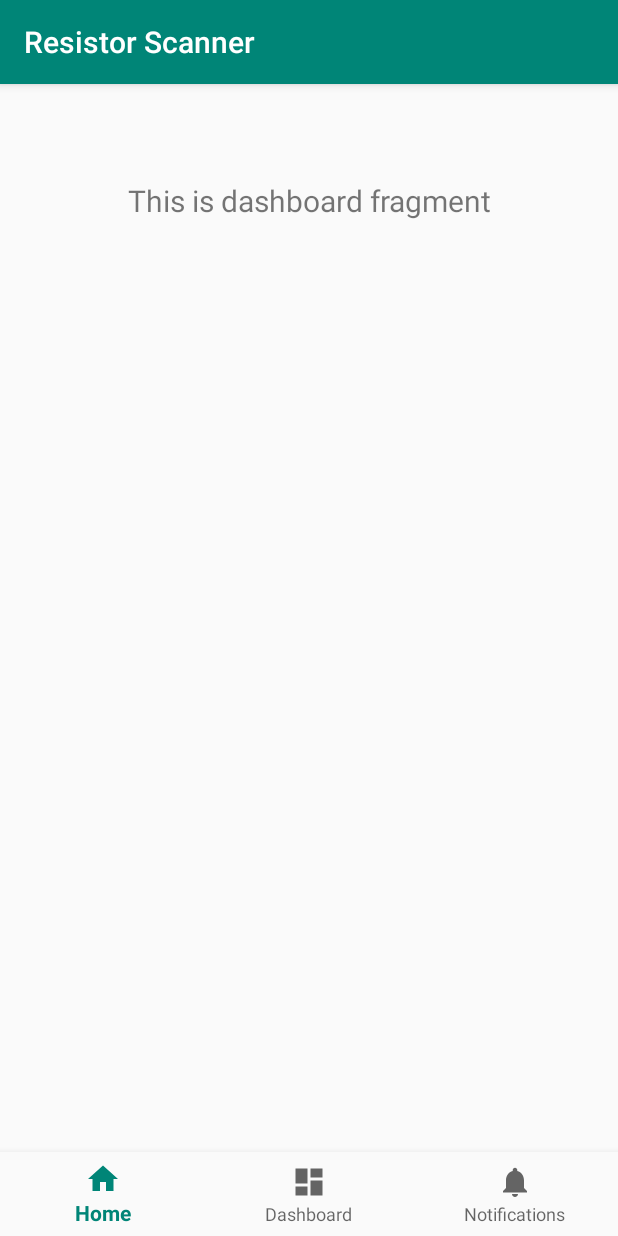
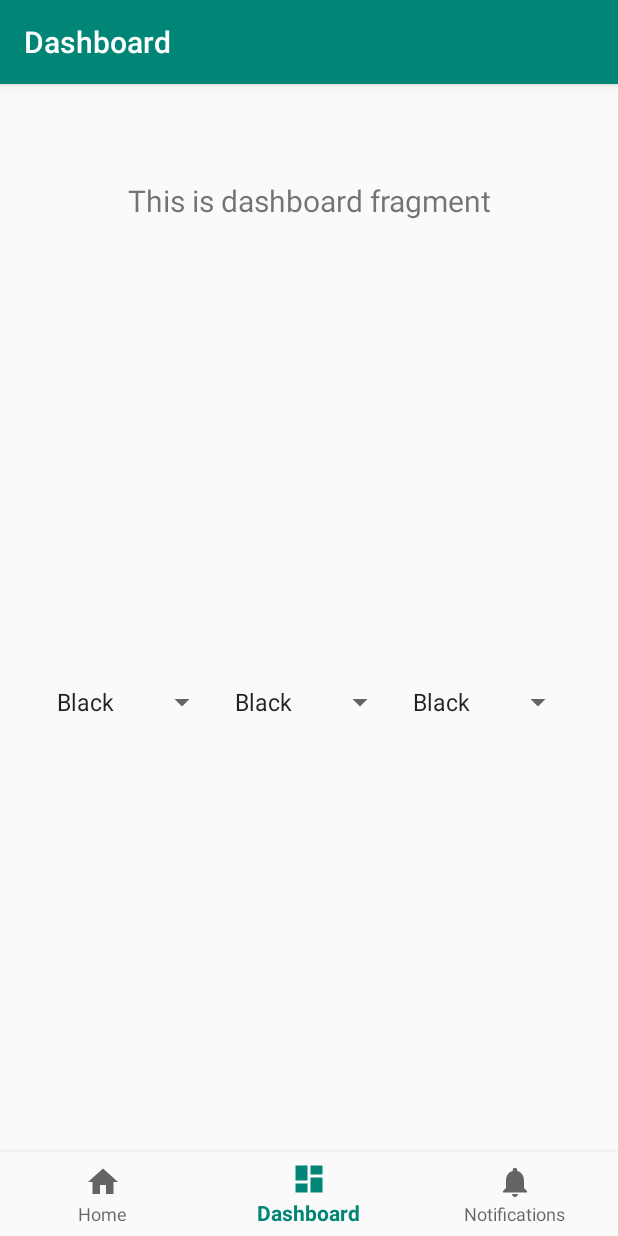
Before and after one commit to bnenninger/Resistor-Scanner, an Android app: the DashboardFragment screen opened through its navigation route, on a phone screen of 412 x 824 dp. Run offline under Robolectric (Android 15) with nearby library versions, the phone set to English and light mode, and no system bars; our stand-ins replace navigation-ui; libraries missing offline, so code that uses them is left out: org.opencv.android; 1 statement that could not run was skipped.

Commit message:
UI spinners

```diff
--- a/app/src/main/java/com/example/resistorscanner/MainActivity.java
+++ b/app/src/main/java/com/example/resistorscanner/MainActivity.java
@@ -1,9 +1,24 @@
 package com.example.resistorscanner;
 
 import android.os.Bundle;
+
 import android.util.Log;
 //import com.google.android.material.bottomnavigation.BottomNavigationView;
+
+import android.view.View;
+import android.widget.AdapterView;
+import android.widget.AdapterView.OnItemSelectedListener;
+import android.widget.ArrayAdapter;
+import android.widget.Spinner;
+import android.widget.Toast;
+
+import com.google.android.material.bottomnavigation.BottomNavigationView;
+
 import androidx.appcompat.app.AppCompatActivity;
+import androidx.navigation.NavController;
+import androidx.navigation.Navigation;
+import androidx.navigation.ui.AppBarConfiguration;
+import androidx.navigation.ui.NavigationUI;
 
 import org.opencv.android.OpenCVLoader;
 //import androidx.navigation.NavController;
@@ -11,7 +26,7 @@ import org.opencv.android.OpenCVLoader;
 //import androidx.navigation.ui.AppBarConfiguration;
 //import androidx.navigation.ui.NavigationUI;
 
-public class MainActivity extends AppCompatActivity {
+public class MainActivity extends AppCompatActivity implements OnItemSelectedListener {
 
     private static final String TAG = "MainActivity";
 
@@ -33,20 +48,45 @@ public class MainActivity extends AppCompatActivity {
         super.onCreate(savedInstanceState);
         setContentView(R.layout.activity_main);
 
+        BottomNavigationView navView = findViewById(R.id.nav_view);
+        // Passing each menu ID as a set of Ids because each
+        // menu should be considered as top level destinations.
+        AppBarConfiguration appBarConfiguration = new AppBarConfiguration.Builder(
+                R.id.navigation_home, R.id.navigation_dashboard, R.id.navigation_notifications)
+                .build();
+        NavController navController = Navigation.findNavController(this, R.id.nav_host_fragment);
+        NavigationUI.setupActionBarWithNavController(this, navController, appBarConfiguration);
+        NavigationUI.setupWithNavController(navView, navController);
+
+        Spinner Spinner1 = (Spinner) findViewById(R.id.spinner1);
+        ArrayAdapter<CharSequence> adapter1 = ArrayAdapter.createFromResource(this, R.array.colors, android.R.layout.simple_spinner_item);
+        adapter1.setDropDownViewResource(android.R.layout.simple_spinner_dropdown_item);
+        Spinner1.setAdapter(adapter1);
+        Spinner1.setOnItemSelectedListener(this);
+
+        Spinner Spinner2 = (Spinner) findViewById(R.id.spinner2);
+        adapter1.setDropDownViewResource(android.R.layout.simple_spinner_dropdown_item);
+        Spinner2.setAdapter(adapter1);
+        Spinner2.setOnItemSelectedListener(this);
+
+        Spinner Spinner3 = (Spinner) findViewById(R.id.spinner3);
+        ArrayAdapter<CharSequence> adapter3 = ArrayAdapter.createFromResource(this, R.array.colors, android.R.layout.simple_spinner_item);
+        adapter3.setDropDownViewResource(android.R.layout.simple_spinner_dropdown_item);
+        Spinner3.setAdapter(adapter3);
+        Spinner3.setOnItemSelectedListener(this);
+
+
     }
-//    @Override
-//    protected void onCreate(Bundle savedInstanceState) {
-//        super.onCreate(savedInstanceState);
-//        setContentView(R.layout.activity_main);
-//        BottomNavigationView navView = findViewById(R.id.nav_view);
-//        // Passing each menu ID as a set of Ids because each
-//        // menu should be considered as top level destinations.
-//        AppBarConfiguration appBarConfiguration = new AppBarConfiguration.Builder(
-//                R.id.navigation_home, R.id.navigation_dashboard, R.id.navigation_notifications)
-//                .build();
-//        NavController navController = Navigation.findNavController(this, R.id.nav_host_fragment);
-//        NavigationUI.setupActionBarWithNavController(this, navController, appBarConfiguration);
-//        NavigationUI.setupWithNavController(navView, navController);
-//    }
 
+
+    @Override
+    public void onItemSelected(AdapterView<?> parent, View view, int position, long id) {
+        String text = parent.getItemAtPosition(position).toString();
+        Toast.makeText(parent.getContext(), text, Toast.LENGTH_SHORT).show();
+    }
+
+    @Override
+    public void onNothingSelected(AdapterView<?> parent) {
+
+    }
 }
--- /dev/null
+++ b/app/src/main/java/com/example/resistorscanner/MainActivityImpl.java
@@ -0,0 +1,18 @@
+package com.example.resistorscanner;
+
+import android.view.View;
+import android.widget.AdapterView;
+import android.widget.Toast;
+
+class MainActivityImpl extends MainActivity {
+    @Override
+    public void onItemSelected(AdapterView<?> parent, View view, int position, long id) {
+        String text = parent.getItemAtPosition(position).toString();
+        Toast.makeText(parent.getContext(), text, Toast.LENGTH_SHORT).show();
+    }
+
+    @Override
+    public void onNothingSelected(AdapterView<?> parent) {
+
+    }
+}
--- a/app/src/main/res/layout/activity_main.xml
+++ b/app/src/main/res/layout/activity_main.xml
@@ -2,6 +2,7 @@
 <androidx.constraintlayout.widget.ConstraintLayout
     xmlns:android="http://schemas.android.com/apk/res/android"
     xmlns:app="http://schemas.android.com/apk/res-auto"
+    xmlns:tools="http://schemas.android.com/tools"
     android:id="@+id/container"
     android:layout_width="match_parent"
     android:layout_height="match_parent"
@@ -32,4 +33,36 @@
         app:navGraph="@navigation/mobile_navigation"
     />
 
+    <Spinner
+        android:id="@+id/spinner1"
+        android:layout_width="wrap_content"
+        android:layout_height="wrap_content"
+        app:layout_constraintBottom_toBottomOf="parent"
+        app:layout_constraintLeft_toLeftOf="parent"
+        app:layout_constraintRight_toRightOf="parent"
+        app:layout_constraintTop_toTopOf="parent"/>
+
+    <Spinner
+        android:id="@+id/spinner2"
+        android:layout_width="wrap_content"
+        android:layout_height="wrap_content"
+        app:layout_constraintBottom_toBottomOf="parent"
+        app:layout_constraintHorizontal_bias="0.9"
+        app:layout_constraintLeft_toLeftOf="parent"
+        app:layout_constraintRight_toRightOf="parent"
+        app:layout_constraintTop_toTopOf="parent"
+        app:layout_constraintVertical_bias="0.5" />
+
+    <Spinner
+        android:id="@+id/spinner3"
+        android:layout_width="wrap_content"
+        android:layout_height="wrap_content"
+        app:layout_constraintBottom_toBottomOf="parent"
+        app:layout_constraintHorizontal_bias="0.1"
+        app:layout_constraintLeft_toLeftOf="parent"
+        app:layout_constraintRight_toRightOf="parent"
+        app:layout_constraintTop_toTopOf="parent"
+        app:layout_constraintVertical_bias="0.5" />
+
+
 </androidx.constraintlayout.widget.ConstraintLayout>
--- a/app/src/main/res/layout/fragment_dashboard.xml
+++ b/app/src/main/res/layout/fragment_dashboard.xml
@@ -2,8 +2,10 @@
 <androidx.constraintlayout.widget.ConstraintLayout
     xmlns:android="http://schemas.android.com/apk/res/android"
     xmlns:app="http://schemas.android.com/apk/res-auto"
+    xmlns:tools="http://schemas.android.com/tools"
     android:layout_width="match_parent"
     android:layout_height="match_parent" >
+
 
     <TextView
         android:id="@+id/text_dashboard"
@@ -17,4 +19,5 @@
         app:layout_constraintEnd_toEndOf="parent"
         app:layout_constraintStart_toStartOf="parent"
         app:layout_constraintTop_toTopOf="parent"/>
+
 </androidx.constraintlayout.widget.ConstraintLayout>
--- a/app/src/main/res/values/strings.xml
+++ b/app/src/main/res/values/strings.xml
@@ -3,4 +3,18 @@
     <string name="title_home">Home</string>
     <string name="title_dashboard">Dashboard</string>
     <string name="title_notifications">Notifications</string>
+    <string-array name="colors">
+        <item>Black</item>
+        <item>Brown</item>
+        <item>Red</item>
+        <item>Orange</item>
+        <item>Yellow</item>
+        <item>Green</item>
+        <item>Blue</item>
+        <item>Violet</item>
+        <item>Grey</item>
+        <item>White</item>
+        <item>Gold</item>
+        <item>Silver</item>
+    </string-array>
 </resources>
```
